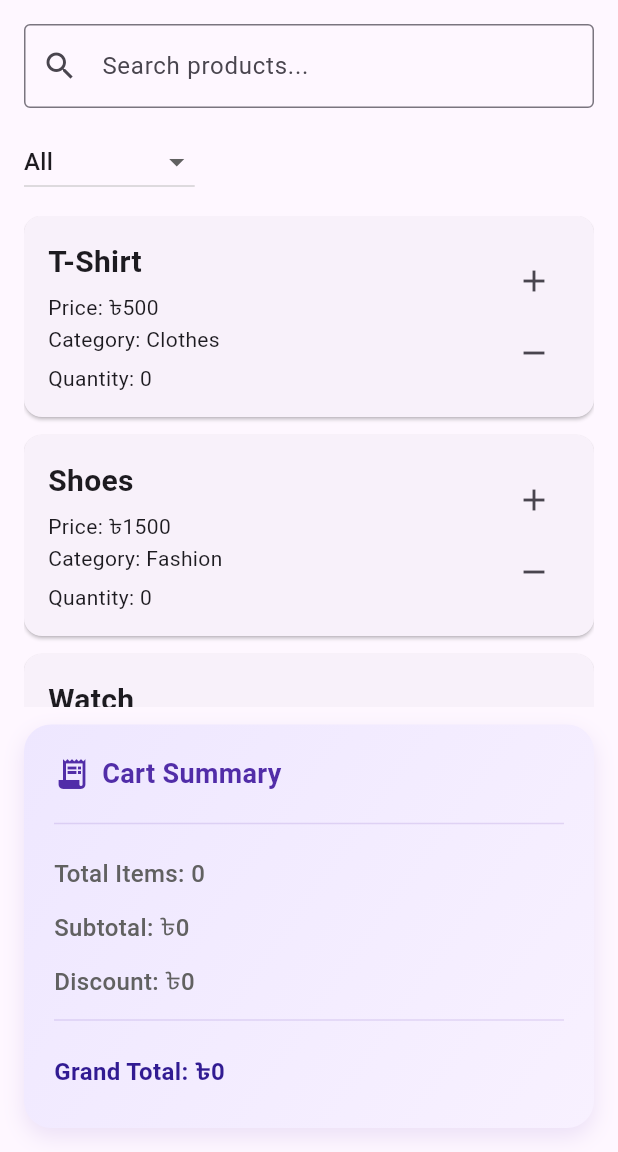
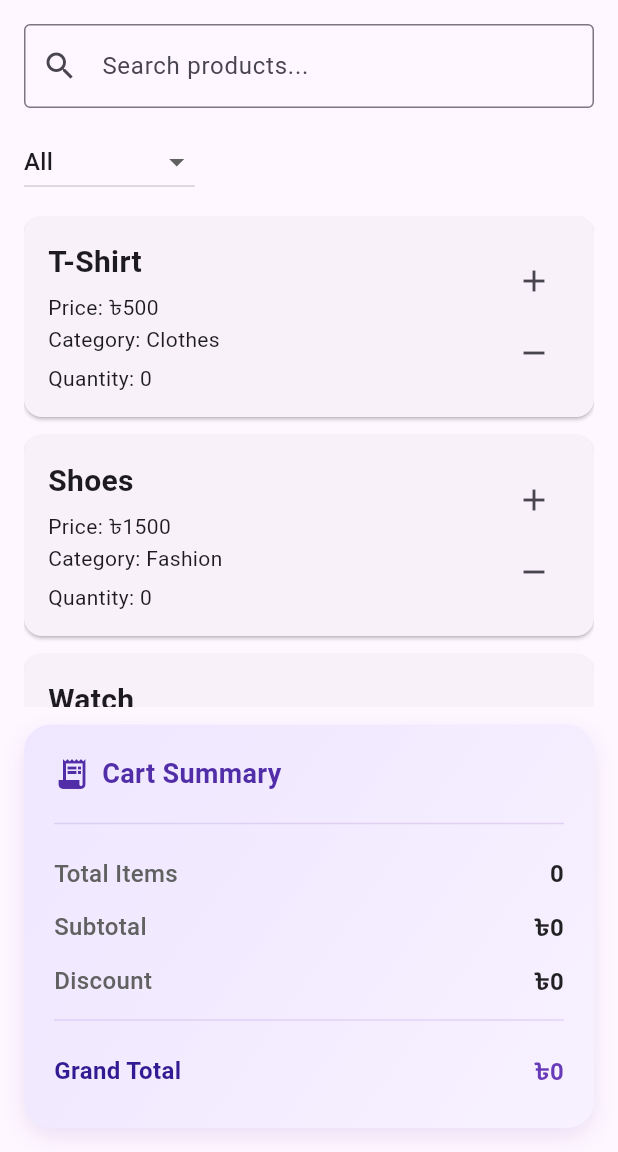
Before and after one commit to raju-bd/Shopping_Cart, a Flutter app: the screen it shows after launch, on a phone screen of 412 x 824 dp, the part 84-1236 px from its top. Run offline on Flutter 3.47's test engine with Material 3 defaults, Android fonts, the phone set to English and light mode, and no system bars.

Commit message:
Refactor summary row labels and align text for improved clarity in shopping cart display

```diff
--- a/lib/main.dart
+++ b/lib/main.dart
@@ -98,18 +98,21 @@ class _ShoppingCartHomePageState extends State<ShoppingCartHomePage> {
     return Padding(
       padding: const EdgeInsets.symmetric(vertical: 6),
       child: Row(
-        mainAxisAlignment: MainAxisAlignment.spaceBetween,
         children: [
-          Text(
-            label,
-            style: TextStyle(
-              fontSize: 16,
-              color: highlight ? Colors.deepPurple.shade900 : Colors.grey.shade700,
-              fontWeight: highlight ? FontWeight.bold : FontWeight.w500,
+          Expanded(
+            child: Text(
+              label,
+              textAlign: TextAlign.left,
+              style: TextStyle(
+                fontSize: 16,
+                color: highlight ? Colors.deepPurple.shade900 : Colors.grey.shade700,
+                fontWeight: highlight ? FontWeight.bold : FontWeight.w500,
+              ),
             ),
           ),
           Text(
             value,
+            textAlign: TextAlign.right,
             style: TextStyle(
               fontSize: 16,
               color: highlight ? Colors.deepPurple : Colors.black87,
@@ -290,12 +293,12 @@ class _ShoppingCartHomePageState extends State<ShoppingCartHomePage> {
                   const SizedBox(height: 12),
                   Divider(color: Colors.deepPurple.withValues(alpha: 0.15)),
                   const SizedBox(height: 8),
-                  _summaryRow('Total Items: $totalItems', ''),
-                  _summaryRow('Subtotal: ৳$subtotal', ''),
-                  _summaryRow('Discount: ৳$discount', ''),
+                  _summaryRow('Total Items', totalItems.toString()),
+                  _summaryRow('Subtotal', '৳$subtotal'),
+                  _summaryRow('Discount', '৳$discount'),
                   Divider(color: Colors.deepPurple.withValues(alpha: 0.15)),
                   const SizedBox(height: 8),
-                  _summaryRow('Grand Total: ৳$grandTotal', '', highlight: true),
+                  _summaryRow('Grand Total', '৳$grandTotal', highlight: true),
                 ],
               ),
             ),
```
Also changed, not shown: 1 other file.
